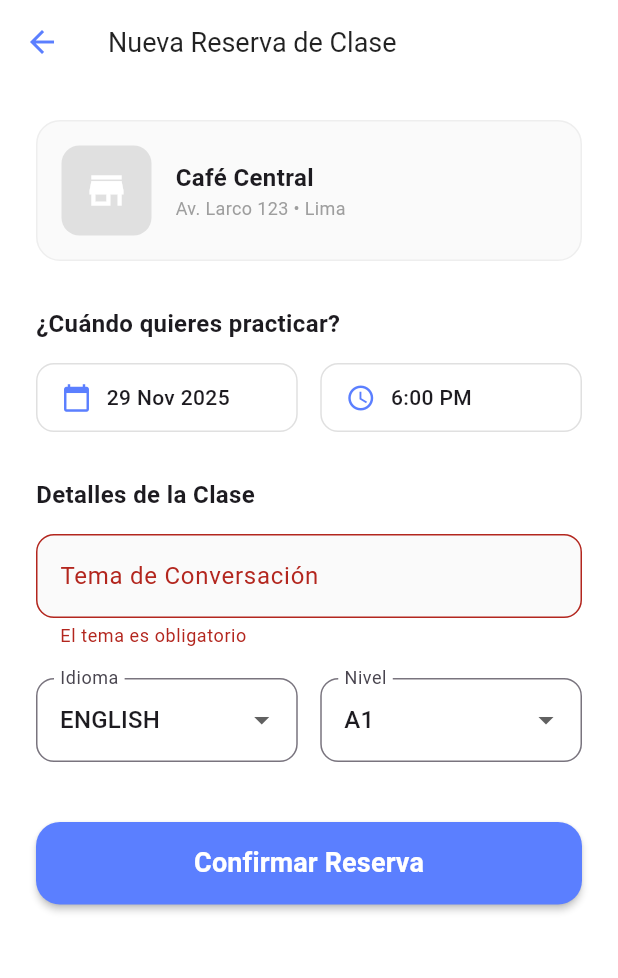
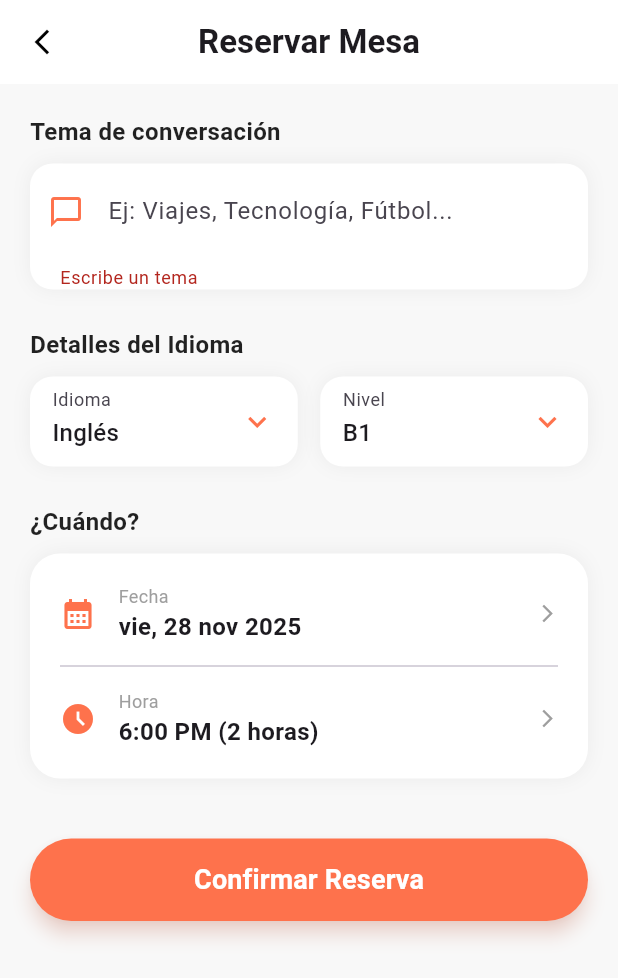
Before and after one commit to Hampcoders-Glottia/glottia-front-end-dart, a Flutter app: the _CreateEncounterView screen opened directly with empty values, after a tap on "Confirmar Reserva", on a phone screen of 412 x 824 dp. Shown: the top 978 px of the screen. Run offline on Flutter 3.47's test engine with Material 3 defaults, Android fonts, the phone set to English and light mode, and no system bars; our stand-ins replace dartz, dio, equatable, flutter_bloc, flutter_secure_storage, get_it; accounts and stored records are empty.

Commit message:
feat: Enhance Create Encounter Screen with improved UI and functionality, including custom dropdowns and selection tiles

```diff
--- a/lib/features/dashboard/presentation/pages/create_encounter_screen.dart
+++ b/lib/features/dashboard/presentation/pages/create_encounter_screen.dart
@@ -1,18 +1,23 @@
 import 'package:flutter/material.dart';
 import 'package:flutter_bloc/flutter_bloc.dart';
 import 'package:intl/intl.dart';
-import 'package:mobile_frontend/config/theme/app_colors.dart';
 import '../../../../config/injection_container.dart';
 import '../bloc/encounter/encounter_bloc.dart';
+import '../widgets/selection_tile.dart';
+import '../widgets/custom_dropdown.dart';
 
 class CreateEncounterScreen extends StatelessWidget {
   final int learnerId;
   final int venueId;
-  const CreateEncounterScreen({super.key, required this.learnerId, required this.venueId});
+
+  const CreateEncounterScreen({
+    super.key,
+    required this.learnerId,
+    required this.venueId,
+  });
 
   @override
   Widget build(BuildContext context) {
-    // Inyectamos el BLoC aquí mismo para que la pantalla sea autónoma
     return BlocProvider(
       create: (_) => sl<EncounterBloc>(),
       child: _CreateEncounterView(learnerId: learnerId, venueId: venueId),
@@ -23,6 +28,7 @@ class CreateEncounterScreen extends StatelessWidget {
 class _CreateEncounterView extends StatefulWidget {
   final int learnerId;
   final int venueId;
+
   const _CreateEncounterView({required this.learnerId, required this.venueId});
 
   @override
@@ -33,265 +39,248 @@ class _CreateEncounterViewState extends State<_CreateEncounterView> {
   final _formKey = GlobalKey<FormState>();
   final _topicController = TextEditingController();
 
-  // Valores por defecto
-  DateTime _selectedDate = DateTime.now().add(const Duration(days: 1));
-  TimeOfDay _selectedTime = const TimeOfDay(hour: 18, minute: 00);
-  String _selectedLanguage = 'ENGLISH'; // Debe coincidir con tu backend enum
-  String _selectedLevel = 'A1';        // Debe coincidir con tu backend enum
-  // Listas para Dropdowns (Basadas en tu Backend)
-  final List<String> _languages = ['ENGLISH', 'SPANISH', 'FRENCH', 'GERMAN', 'ITALIAN', 'PORTUGUESE'];
+  // --- 1. VALORES POR DEFECTO (Strings) ---
+  DateTime _selectedDate = DateTime.now();
+  TimeOfDay _selectedTime = const TimeOfDay(hour: 18, minute: 0);
+
+  // Selección inicial
+  String _selectedLanguageLabel = 'Inglés';
+  String _selectedLevel = 'B1';
+
+  // --- 2. MAPEO: Vista (Español) -> Backend (Códigos String) ---
+  final Map<String, String> _languageMap = {
+    'Inglés': 'ENGLISH',
+    'Español': 'SPANISH',
+    'Francés': 'FRENCH',
+    'Alemán': 'GERMAN',
+    'Italiano': 'ITALIAN',
+    'Portugués': 'PORTUGUESE',
+  };
+
   final List<String> _levels = ['A1', 'A2', 'B1', 'B2', 'C1', 'C2'];
 
   @override
-  void dispose() {
-    _topicController.dispose();
-    super.dispose();
+  void initState() {
+    super.initState();
+    // Validación: Si es muy tarde hoy, sugerir mañana
+    if (_selectedDate.hour > 22) {
+      _selectedDate = _selectedDate.add(const Duration(days: 1));
+    }
   }
 
-  void _submit() {
+  void _onSubmit() {
     if (_formKey.currentState!.validate()) {
-      context.read<EncounterBloc>().add(
-        CreateEncounterPressed(
+      // Enviamos Strings y objetos Date/Time separados como lo tienes en tu evento
+      context.read<EncounterBloc>().add(CreateEncounterPressed(
+        creatorId: widget.learnerId,
+        venueId: widget.venueId,
+        topic: _topicController.text,
+        // Convertimos la etiqueta 'Inglés' -> 'ENGLISH'
+        language: _languageMap[_selectedLanguageLabel]!,
+        level: _selectedLevel, // Enviamos 'B1' directo
         date: _selectedDate,
         time: _selectedTime,
-          topic: _topicController.text,
-          language: _selectedLanguage,
-          level: _selectedLevel,
-          venueId: widget.venueId, // Usamos el ID real del local
-          creatorId: widget.learnerId, // Usamos el ID real del learner
-        ),
-      );
+      ));
     }
   }
 
   @override
   Widget build(BuildContext context) {
     return Scaffold(
-      backgroundColor: Colors.white,
+      backgroundColor: const Color(0xFFF8F8F8),
       appBar: AppBar(
-        title: const Text("Nueva Reserva de Clase", style: TextStyle(color: Colors.black87, fontSize: 18)),
+        title: const Text("Reservar Mesa", style: TextStyle(fontWeight: FontWeight.bold)),
+        centerTitle: true,
         backgroundColor: Colors.white,
         elevation: 0,
-        iconTheme: const IconThemeData(color: kPrimaryBlue),
         leading: IconButton(
-          icon: const Icon(Icons.arrow_back),
-          onPressed: () => Navigator.of(context).pop(),
+          icon: const Icon(Icons.arrow_back_ios_new, color: Colors.black, size: 20),
+          onPressed: () => Navigator.pop(context),
         ),
       ),
       body: BlocListener<EncounterBloc, EncounterState>(
         listener: (context, state) {
-          if (state is EncounterSuccess) {
+          if (state is EncounterCreationSuccess) {
             ScaffoldMessenger.of(context).showSnackBar(
               const SnackBar(content: Text("¡Reserva creada con éxito!"), backgroundColor: Colors.green),
             );
-            Navigator.of(context).pop(true); // Regresa y avisa que se actualice
+            Navigator.of(context).pushNamedAndRemoveUntil('/home', (route) => false, arguments: widget.learnerId);
           } else if (state is EncounterFailure) {
             ScaffoldMessenger.of(context).showSnackBar(
-              SnackBar(content: Text(state.message), backgroundColor: Colors.redAccent),
+              SnackBar(content: Text(state.message), backgroundColor: Colors.red),
             );
           }
         },
-        child: SafeArea(
         child: SingleChildScrollView(
-            padding: const EdgeInsets.all(24),
+          padding: const EdgeInsets.all(20),
           child: Form(
             key: _formKey,
             child: Column(
               crossAxisAlignment: CrossAxisAlignment.start,
               children: [
-                  // Card de Información del Local (Estática por ahora)
+                _buildSectionTitle("Tema de conversación"),
+                const SizedBox(height: 10),
+
+                // Campo de Texto (Tema)
                 Container(
-                    padding: const EdgeInsets.all(16),
                   decoration: BoxDecoration(
-                      color: Colors.grey[50],
-                      borderRadius: BorderRadius.circular(16),
-                      border: Border.all(color: Colors.grey.shade200),
+                    color: Colors.white,
+                    borderRadius: BorderRadius.circular(15),
+                    boxShadow: [BoxShadow(color: Colors.black.withOpacity(0.05), blurRadius: 10)],
                   ),
-                    child: Row(
-                      children: [
-                        Container(
-                          width: 60,
-                          height: 60,
-                          decoration: BoxDecoration(
-                            color: Colors.grey[300],
-                            borderRadius: BorderRadius.circular(12),
+                  child: TextFormField(
+                    controller: _topicController,
+                    decoration: const InputDecoration(
+                      hintText: "Ej: Viajes, Tecnología, Fútbol...",
+                      border: InputBorder.none,
+                      contentPadding: EdgeInsets.all(20),
+                      prefixIcon: Icon(Icons.chat_bubble_outline, color: Color(0xFFFE724C)),
                     ),
-                          child: const Icon(Icons.store, size: 30, color: Colors.white),
-                        ),
-                        const SizedBox(width: 16),
-                        const Column(
-                          crossAxisAlignment: CrossAxisAlignment.start,
-                          children: [
-                            Text("Café Central", style: TextStyle(fontWeight: FontWeight.bold, fontSize: 16)),
-                            Text("Av. Larco 123 • Lima", style: TextStyle(color: Colors.grey, fontSize: 12)),
-                          ],
-                        )
-                      ],
+                    validator: (value) => value!.isEmpty ? "Escribe un tema" : null,
                   ),
                 ),
-                  const SizedBox(height: 30),
 
-                  // Selectores de Fecha y Hora
-                  const Text("¿Cuándo quieres practicar?", style: TextStyle(fontWeight: FontWeight.bold, fontSize: 16)),
-                  const SizedBox(height: 15),
+                const SizedBox(height: 25),
+                _buildSectionTitle("Detalles del Idioma"),
+                const SizedBox(height: 10),
+
+                // Selectores de Idioma y Nivel (Usando CustomDropdown)
                 Row(
                   children: [
                     Expanded(
-                        child: _DateTimePicker(
-                          icon: Icons.calendar_today,
-                          value: DateFormat('dd MMM yyyy').format(_selectedDate),
+                      child: CustomDropdown(
+                        label: "Idioma",
+                        value: _selectedLanguageLabel,
+                        items: _languageMap.keys.toList(),
+                        onChanged: (val) => setState(() => _selectedLanguageLabel = val!),
+                      ),
+                    ),
+                    const SizedBox(width: 15),
+                    Expanded(
+                      child: CustomDropdown(
+                        label: "Nivel",
+                        value: _selectedLevel,
+                        items: _levels,
+                        onChanged: (val) => setState(() => _selectedLevel = val!),
+                      ),
+                    ),
+                  ],
+                ),
+
+                const SizedBox(height: 25),
+                _buildSectionTitle("¿Cuándo?"),
+                const SizedBox(height: 10),
+
+                // Selectores de Fecha y Hora (Usando SelectionTile)
+                Container(
+                  padding: const EdgeInsets.all(20),
+                  decoration: BoxDecoration(
+                    color: Colors.white,
+                    borderRadius: BorderRadius.circular(20),
+                    boxShadow: [BoxShadow(color: Colors.black.withOpacity(0.05), blurRadius: 10)],
+                  ),
+                  child: Column(
+                    children: [
+                      // Fecha
+                      SelectionTile(
+                        label: "Fecha",
+                        value: DateFormat('EEE, dd MMM yyyy', 'es_ES').format(_selectedDate),
+                        icon: Icons.calendar_month,
                         onTap: () async {
                           final date = await showDatePicker(
                             context: context,
                             initialDate: _selectedDate,
                             firstDate: DateTime.now(),
                             lastDate: DateTime.now().add(const Duration(days: 30)),
+                            builder: (context, child) {
+                              return Theme(
+                                data: ThemeData.light().copyWith(
+                                  primaryColor: const Color(0xFFFE724C),
+                                  colorScheme: const ColorScheme.light(primary: Color(0xFFFE724C)),
+                                ),
+                                child: child!,
+                              );
+                            },
                           );
                           if (date != null) setState(() => _selectedDate = date);
                         },
                       ),
-                      ),
-                      const SizedBox(width: 15),
-                      Expanded(
-                        child: _DateTimePicker(
-                          icon: Icons.access_time,
-                          value: _selectedTime.format(context),
+
+                      const Divider(height: 30),
+
+                      // Hora (Con validación de pares)
+                      SelectionTile(
+                        label: "Hora",
+                        value: "${_selectedTime.format(context)} (2 horas)",
+                        icon: Icons.access_time_filled,
                         onTap: () async {
                           final time = await showTimePicker(
                             context: context,
                             initialTime: _selectedTime,
-                              helpText: "SELECCIONA UNA HORA PAR (8:00, 10:00...)"
+                            helpText: "HORAS PARES (8:00, 10:00...)",
                           );
+
                           if (time != null) {
                             int validHour = time.hour;
-                              if(validHour % 2 != 0) validHour -= 1;
-
+                            if (validHour % 2 != 0) validHour -= 1; // Forzar par
                             if (validHour < 8) validHour = 8;
                             if (validHour > 22) validHour = 22;
 
                             setState(() => _selectedTime = TimeOfDay(hour: validHour, minute: 0));
 
                             if (time.hour != validHour || time.minute != 0) {
-                                ScaffoldMessenger.of(context).showSnackBar(
-                                  SnackBar(
-                                    content: Text("Hora ajustada a las $validHour: 00 para coincidir los turnos del local."),
-                                    duration: const Duration(seconds: 2),
+                              ScaffoldMessenger.of(context).showSnackBar(const SnackBar(
+                                content: Text("Hora ajustada a turnos del local (Pares)"),
                                 backgroundColor: Colors.orange,
-                                  )
-                                );
+                                duration: Duration(seconds: 2),
+                              ));
                             }
                           }
                         },
                       ),
-                      ),
                     ],
                   ),
-
-                  const SizedBox(height: 30),
-                  const Text("Detalles de la Clase", style: TextStyle(fontWeight: FontWeight.bold, fontSize: 16)),
-                  const SizedBox(height: 15),
-
-                  // Campo Tema
-                  TextFormField(
-                    controller: _topicController,
-                    decoration: InputDecoration(
-                      labelText: "Tema de Conversación",
-                      hintText: "Ej. Viajes, Comida, Negocios",
-                      border: OutlineInputBorder(borderRadius: BorderRadius.circular(12)),
-                      filled: true,
-                      fillColor: Colors.grey[50],
-                    ),
-                    validator: (v) => v!.isEmpty ? "El tema es obligatorio" : null,
-                  ),
-                  const SizedBox(height: 20),
-
-                  // Dropdowns
-                  Row(
-                    children: [
-                      Expanded(
-                        child: DropdownButtonFormField<String>(
-                          value: _selectedLanguage,
-                          decoration: InputDecoration(
-                            labelText: "Idioma",
-                            border: OutlineInputBorder(borderRadius: BorderRadius.circular(12)),
-                          ),
-                          items: _languages.map((l) => DropdownMenuItem(value: l, child: Text(l))).toList(),
-                          onChanged: (v) => setState(() => _selectedLanguage = v!),
-                        ),
-                      ),
-                      const SizedBox(width: 15),
-                      Expanded(
-                        child: DropdownButtonFormField<String>(
-                          value: _selectedLevel,
-                          decoration: InputDecoration(
-                            labelText: "Nivel",
-                            border: OutlineInputBorder(borderRadius: BorderRadius.circular(12)),
-                          ),
-                          items: _levels.map((l) => DropdownMenuItem(value: l, child: Text(l))).toList(),
-                          onChanged: (v) => setState(() => _selectedLevel = v!),
-                        ),
-                      ),
-                    ],
                 ),
 
                 const SizedBox(height: 40),
 
                 // Botón Confirmar
-                  BlocBuilder<EncounterBloc, EncounterState>(
-                    builder: (context, state) {
-                      return SizedBox(
+                SizedBox(
                   width: double.infinity,
                   height: 55,
-                        child: ElevatedButton(
-                          onPressed: (state is EncounterLoading) ? null : _submit,
+                  child: BlocBuilder<EncounterBloc, EncounterState>(
+                    builder: (context, state) {
+                      return ElevatedButton(
+                        onPressed: (state is EncounterLoading) ? null : _onSubmit,
                         style: ElevatedButton.styleFrom(
-                            backgroundColor: kPrimaryBlue,
-                            shape: RoundedRectangleBorder(borderRadius: BorderRadius.circular(16)),
-                            elevation: 2,
+                          backgroundColor: const Color(0xFFFE724C),
+                          shape: RoundedRectangleBorder(borderRadius: BorderRadius.circular(30)),
+                          elevation: 5,
+                          shadowColor: const Color(0xFFFE724C).withOpacity(0.4),
                         ),
                         child: (state is EncounterLoading)
-                              ? const CircularProgressIndicator(color: Colors.white)
+                            ? const SizedBox(
+                                height: 24, width: 24,
+                                child: CircularProgressIndicator(color: Colors.white, strokeWidth: 2)
+                              )
                             : const Text("Confirmar Reserva", style: TextStyle(fontSize: 18, fontWeight: FontWeight.bold, color: Colors.white)),
-                        ),
                       );
                     },
                   ),
+                ),
+                const SizedBox(height: 20),
               ],
-              ),
             ),
           ),
         ),
       ),
     );
   }
-}
 
-class _DateTimePicker extends StatelessWidget {
-  final IconData icon;
-  final String value;
-  final VoidCallback onTap;
-
-  const _DateTimePicker({required this.icon, required this.value, required this.onTap});
-
-  @override
-  Widget build(BuildContext context) {
-    return InkWell(
-      onTap: onTap,
-      borderRadius: BorderRadius.circular(12),
-      child: Container(
-        padding: const EdgeInsets.symmetric(vertical: 12, horizontal: 16),
-        decoration: BoxDecoration(
-          border: Border.all(color: Colors.grey.shade300),
-          borderRadius: BorderRadius.circular(12),
-        ),
-        child: Row(
-          children: [
-            Icon(icon, size: 20, color: kPrimaryBlue),
-            const SizedBox(width: 10),
-            Text(value, style: const TextStyle(fontWeight: FontWeight.w500)),
-          ],
-        ),
-      ),
+  Widget _buildSectionTitle(String title) {
+    return Text(
+      title,
+      style: const TextStyle(fontSize: 16, fontWeight: FontWeight.bold, color: Colors.black87),
     );
   }
 }
--- a/lib/features/dashboard/presentation/pages/learner_profile_screen.dart
+++ b/lib/features/dashboard/presentation/pages/learner_profile_screen.dart
@@ -1,4 +1,7 @@
 import 'package:flutter/material.dart';
+import 'package:flutter_bloc/flutter_bloc.dart';
+import '../../../authentication/presentation/bloc/auth_bloc.dart';
+import '../../../authentication/presentation/bloc/auth_event.dart';
 
 class LearnerProfileScreen extends StatelessWidget {
   final int learnerId;
@@ -44,7 +47,8 @@ class LearnerProfileScreen extends StatelessWidget {
                 leading: const Icon(Icons.logout, color: Colors.red),
                 title: const Text("Cerrar Sesión", style: TextStyle(color: Colors.red)),
                 onTap: () {
-                  Navigator.of(context).popUntil((route) => route.isFirst);
+                  context.read<AuthBloc>().add(LogoutRequested());
+                  Navigator.of(context).pushNamedAndRemoveUntil('/login', (route) => false);
                 },
               )
             ],
--- /dev/null
+++ b/lib/features/dashboard/presentation/widgets/custom_dropdown.dart
@@ -0,0 +1,47 @@
+import 'package:flutter/material.dart';
+
+class CustomDropdown extends StatelessWidget {
+  final String label;
+  final String value;
+  final List<String> items;
+  final Function(String?) onChanged;
+
+  const CustomDropdown({
+    super.key,
+    required this.label,
+    required this.value,
+    required this.items,
+    required this.onChanged,
+  });
+
+  @override
+  Widget build(BuildContext context) {
+    return Container(
+      padding: const EdgeInsets.symmetric(horizontal: 15, vertical: 5),
+      decoration: BoxDecoration(
+        color: Colors.white,
+        borderRadius: BorderRadius.circular(15),
+        boxShadow: [
+          BoxShadow(
+            color: Colors.black.withOpacity(0.05),
+            blurRadius: 10
+          )
+        ],
+      ),
+      child: DropdownButtonHideUnderline(
+        child: DropdownButtonFormField<String>(
+          decoration: InputDecoration(
+            labelText: label,
+            border: InputBorder.none,
+            // Ajustamos el padding para que se vea centrado
+            contentPadding: const EdgeInsets.symmetric(vertical: 5),
+          ),
+          value: value,
+          items: items.map((e) => DropdownMenuItem(value: e, child: Text(e))).toList(),
+          onChanged: onChanged,
+          icon: const Icon(Icons.keyboard_arrow_down, color: Color(0xFFFE724C)),
+        ),
+      ),
+    );
+  }
+}
--- /dev/null
+++ b/lib/features/dashboard/presentation/widgets/selection_tile.dart
@@ -0,0 +1,44 @@
+import 'package:flutter/material.dart';
+
+class SelectionTile extends StatelessWidget {
+  final String label;
+  final String value;
+  final IconData icon;
+  final VoidCallback onTap;
+
+  const SelectionTile({
+    super.key,
+    required this.label,
+    required this.value,
+    required this.icon,
+    required this.onTap,
+  });
+
+  @override
+  Widget build(BuildContext context) {
+    return InkWell(
+      onTap: onTap,
+      child: Row(
+        children: [
+          Icon(icon, color: const Color(0xFFFE724C)), // Tu color naranja
+          const SizedBox(width: 15),
+          Column(
+            crossAxisAlignment: CrossAxisAlignment.start,
+            children: [
+              Text(
+                label,
+                style: const TextStyle(color: Colors.grey, fontSize: 12),
+              ),
+              Text(
+                value,
+                style: const TextStyle(fontWeight: FontWeight.bold, fontSize: 16),
+              ),
+            ],
+          ),
+          const Spacer(),
+          const Icon(Icons.arrow_forward_ios, size: 14, color: Colors.grey),
+        ],
+      ),
+    );
+  }
+}
```
Lines whose indentation alone changed are shown as unchanged.
